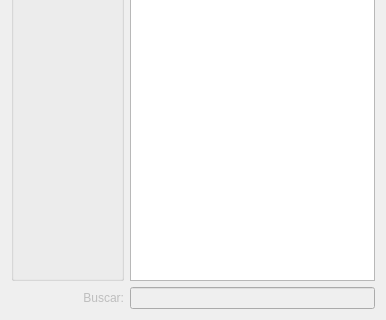
This is ui/widgetnfesaida.ui in lellisls/ERP-STACCATO as Qt 5 draws it before an edit; both pictures show x 0 to 386 and y 182 to 502 of the 386 by 502 pixel window. The edited form follows.
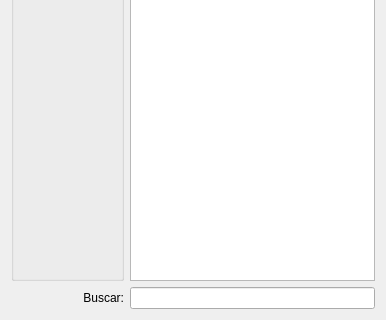
This is the edited form. Custom widgets are drawn as their Qt base class.

The edit to the form file:
```diff
--- a/ui/widgetnfesaida.ui
+++ b/ui/widgetnfesaida.ui
@@ -98,7 +98,7 @@
    <item row="2" column="0">
     <widget class="QLabel" name="labelBusca">
      <property name="enabled">
-      <bool>false</bool>
+      <bool>true</bool>
      </property>
      <property name="text">
       <string>Buscar:</string>
@@ -111,7 +111,7 @@
    <item row="2" column="1">
     <widget class="QLineEdit" name="lineEditBusca">
      <property name="enabled">
-      <bool>false</bool>
+      <bool>true</bool>
      </property>
     </widget>
    </item>
```
